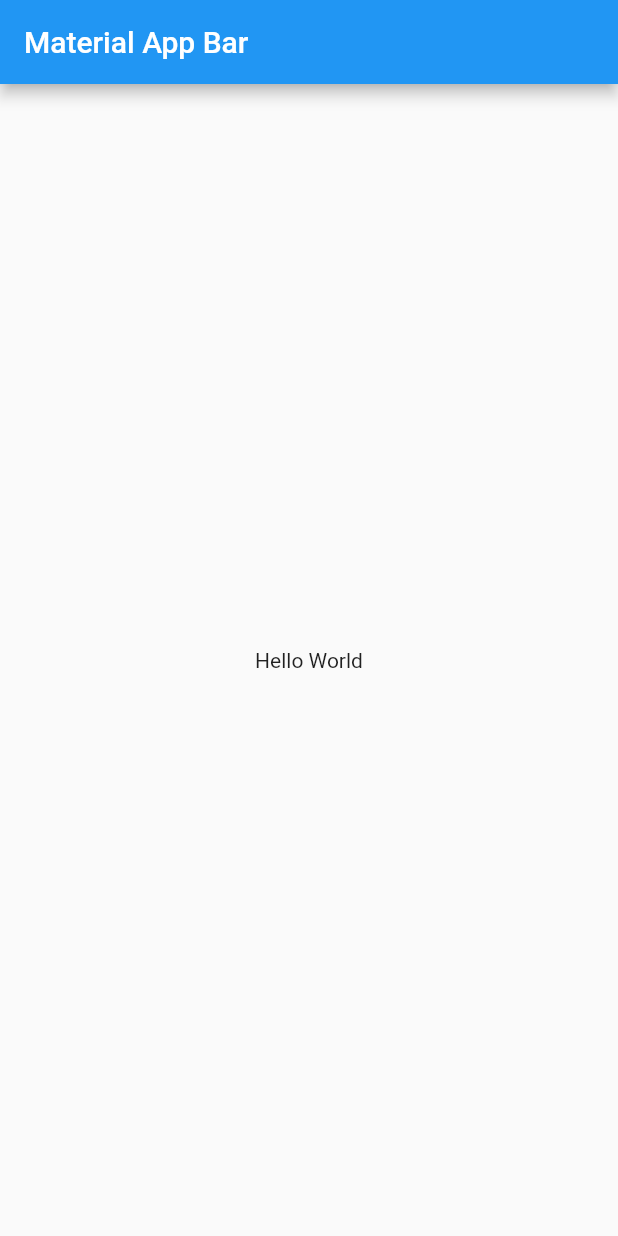
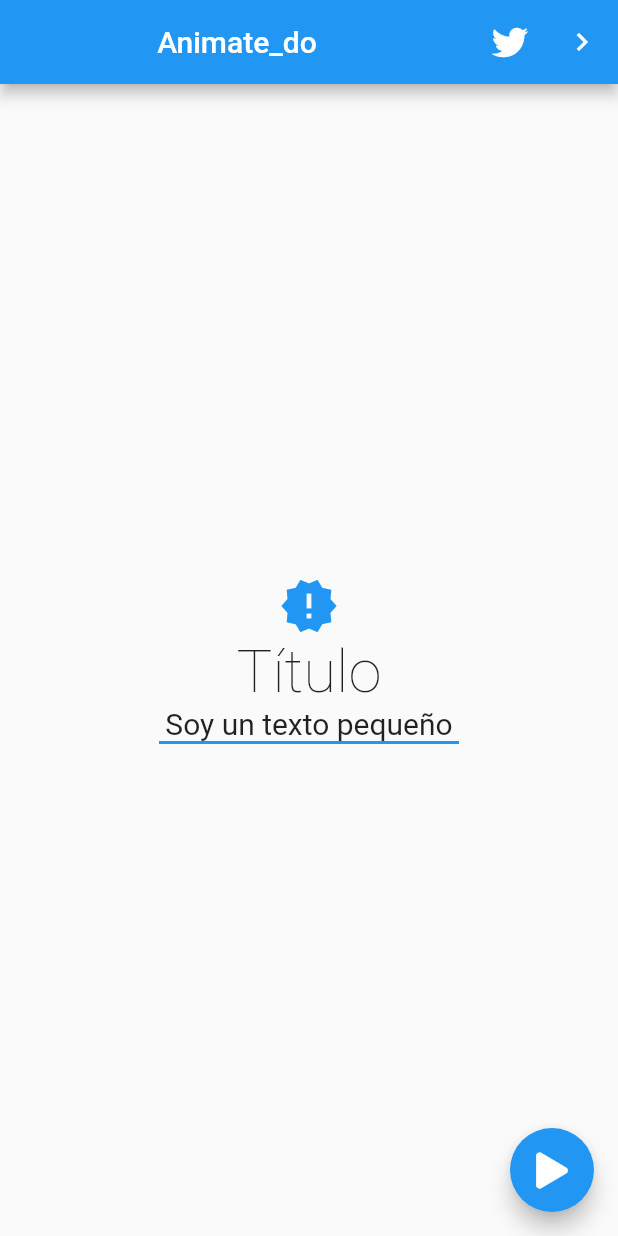
Before and after one commit to FKSAxell/flutter_animate_do, a Flutter app: the screen it shows after launch, on a phone screen of 412 x 824 dp. Run offline on Flutter 3.47's test engine with Material 2 defaults, Android fonts, the phone set to English and light mode, and no system bars; our stand-ins replace font_awesome_flutter.

Commit message:
Diseño pagina 1

```diff
--- a/lib/main.dart
+++ b/lib/main.dart
@@ -1,4 +1,5 @@
 import 'package:flutter/material.dart';
+import 'package:flutter_animate_do/src/pages/pagina1_page.dart';
 
 void main() => runApp(MyApp());
 
@@ -6,17 +7,9 @@ class MyApp extends StatelessWidget {
   @override
   Widget build(BuildContext context) {
     return MaterialApp(
-      title: 'Material App',
-      home: Scaffold(
-        appBar: AppBar(
-          title: Text('Material App Bar'),
-        ),
-        body: Center(
-          child: Container(
-            child: Text('Hello World'),
-          ),
-        ),
-      ),
+      debugShowCheckedModeBanner: false,
+      title: 'Animate_do',
+      home: Pagina1Page(),
     );
   }
 }
--- /dev/null
+++ b/lib/src/pages/pagina1_page.dart
@@ -0,0 +1,52 @@
+import 'package:flutter/material.dart';
+import 'package:font_awesome_flutter/font_awesome_flutter.dart';
+
+class Pagina1Page extends StatelessWidget {
+  @override
+  Widget build(BuildContext context) {
+    return Scaffold(
+      appBar: AppBar(
+        title: Center(child: Text("Animate_do")),
+        actions: [
+          IconButton(
+            icon: FaIcon(FontAwesomeIcons.twitter),
+            onPressed: () {},
+          ),
+          IconButton(
+            icon: Icon(Icons.navigate_next),
+            onPressed: () {},
+          ),
+        ],
+      ),
+      body: Center(
+        child: Column(
+          mainAxisAlignment: MainAxisAlignment.center,
+          children: [
+            Icon(
+              Icons.new_releases,
+              color: Colors.blue,
+              size: 40,
+            ),
+            Text(
+              "Título",
+              style: TextStyle(fontSize: 40, fontWeight: FontWeight.w200),
+            ),
+            Text(
+              "Soy un texto pequeño",
+              style: TextStyle(fontSize: 20, fontWeight: FontWeight.w400),
+            ),
+            Container(
+              width: 200,
+              height: 2,
+              color: Colors.blue,
+            )
+          ],
+        ),
+      ),
+      floatingActionButton: FloatingActionButton(
+        child: FaIcon(FontAwesomeIcons.play),
+        onPressed: () {},
+      ),
+    );
+  }
+}
--- a/pubspec.yaml
+++ b/pubspec.yaml
@@ -29,6 +29,7 @@ dependencies:
   # Use with the CupertinoIcons class for iOS style icons.
   cupertino_icons: ^1.0.2
   animate_do: ^2.0.0
+  font_awesome_flutter: ^9.0.0
 
 
 dev_dependencies:
```
Also changed, not shown: pubspec.lock.
